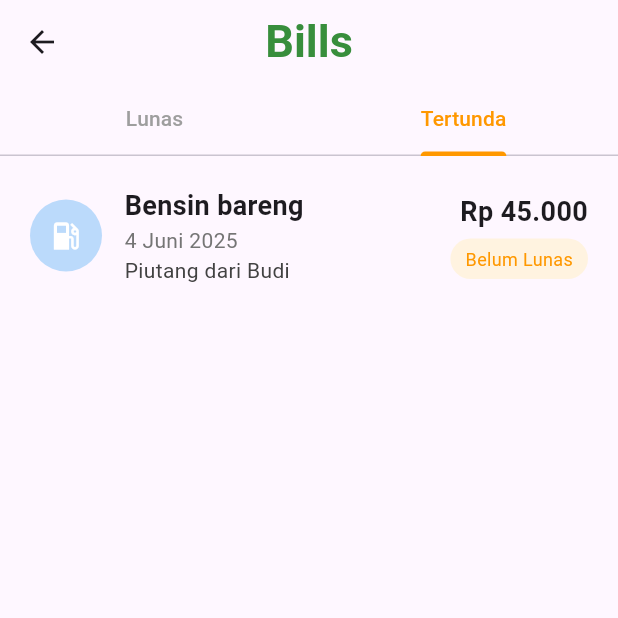
After one commit to Ergiaa/splitin-frontend, a Flutter app: the GroupDetailsPage screen opened by its route, tab 2 chosen, on a phone screen of 412 x 824 dp, the top half of it. The commit adds this screen. Run offline on Flutter 3.47's test engine with Material 3 defaults, Android fonts, the phone set to English and light mode, and no system bars.

Commit message:
Update group detail

```diff
--- a/lib/routes.dart
+++ b/lib/routes.dart
@@ -7,6 +7,7 @@ import 'package:splitin_frontend/views/login_page.dart';
 import 'package:splitin_frontend/views/main_page.dart';
 import 'package:splitin_frontend/views/profile_page.dart';
 import 'package:splitin_frontend/views/register_page.dart';
+import 'package:splitin_frontend/views/group_details_page.dart';
 
 class SplitInRoute{
   static const String main = "/";
@@ -21,6 +22,8 @@ class SplitInRoute{
   static const String bill_item = "/bill-item";
   static const String scan = "/bill-item/scan";
   static const String add_participant = "/bill-item/add-participants";
+
+  static const String group_details = "/groups/group-details";
 
 
   static Route<dynamic> generateRoute(RouteSettings settings){
@@ -39,6 +42,8 @@ class SplitInRoute{
         return MaterialPageRoute(builder: (_) => ProfilePage());
       case bill_item:
         return MaterialPageRoute(builder: (_) => BillItemsPage());
+      case group_details:
+        return MaterialPageRoute(builder: (_) => GroupDetailsPage());
       default:
         return MaterialPageRoute(builder: (_) => MainPage());
     }
--- /dev/null
+++ b/lib/views/group_details_page.dart
@@ -0,0 +1,134 @@
+import 'package:flutter/material.dart';
+import 'package:provider/provider.dart';
+import 'package:splitin_frontend/models/provider.dart';
+import 'package:splitin_frontend/widgets/bottom_navigation_bar.dart';
+import 'package:splitin_frontend/widgets/floating_action_button.dart';
+import 'package:splitin_frontend/widgets/history_card.dart';
+
+class GroupDetailsPage extends StatefulWidget {
+  const GroupDetailsPage({super.key});
+
+  @override
+  State<StatefulWidget> createState() => _GroupDetailsPageState();
+}
+
+class _GroupDetailsPageState extends State<GroupDetailsPage> with TickerProviderStateMixin {
+  late TabController _tabController;
+
+  @override
+  void initState() {
+    super.initState();
+    _tabController = TabController(length: 2, vsync: this);
+  }
+
+  @override
+  Widget build(BuildContext context) {
+    return Consumer<ProviderModel>(
+      builder: (context, value, child) => Scaffold(
+        appBar: AppBar(
+          automaticallyImplyLeading: false,
+          titleSpacing: 0,
+          leading: IconButton(icon: Icon(Icons.arrow_back), onPressed: (){
+            Navigator.pop(context);
+          }),
+          centerTitle: true,
+          title: Padding(
+            padding: const EdgeInsets.symmetric(horizontal: 30),
+
+            child: Text(
+                  "Bills",
+                  textAlign: TextAlign.center,
+                  style: TextStyle(
+                    color: Color(0xFF388E3C),
+                    fontWeight: FontWeight.bold,
+                    fontSize: 30,
+
+                  ),
+                )
+          ),
+          bottom: TabBar(
+            controller: _tabController,
+            labelColor: Colors.orange,
+            unselectedLabelColor: Colors.grey,
+            indicatorColor: Colors.orange,
+            tabs: const [
+              Tab(text: "Lunas"),
+              Tab(text: "Tertunda"),
+            ],
+          ),
+        ),
+        body: TabBarView(
+          controller: _tabController,
+          children: [
+            ListView.separated(
+              padding: const EdgeInsets.symmetric(vertical: 10),
+              itemCount: 2,
+              itemBuilder: (context, index) {
+                final cards = [
+                  const HistoryCard(
+                    title: "Nobar Jumbo",
+                    date: "21 Mei 2025",
+                    description: "Utang kamu ke Tony Stark",
+                    totalAmount: "Rp 100.000",
+                    icon: Icons.movie,
+                    iconColor: Colors.white,
+                    iconBackgroundColor: Colors.orange,
+                    statusText: "Sudah Lunas",
+                    statusBackgroundColor: Color(0xFFDFF5E3),
+                    statusTextColor: Color(0xFF4CAF50),
+                  ),
+                  const HistoryCard(
+                    title: "Telur gulung depan ITS",
+                    date: "30 Mei 2025",
+                    description: "Utang kamu ke Amba",
+                    totalAmount: "Rp 1.000.000",
+                    icon: Icons.fastfood,
+                    iconColor: Colors.white,
+                    iconBackgroundColor: Colors.orange,
+                    statusText: "Sudah Lunas",
+                    statusBackgroundColor: Color(0xFFDFF5E3),
+                    statusTextColor: Color(0xFF4CAF50),
+                  ),
+                ];
+                return cards[index];
+              },
+              separatorBuilder: (context, index) => const Divider(
+                color: Colors.grey,
+                thickness: 1,
+                indent: 16,
+                endIndent: 16,
+              ),
+            ),
+            ListView.separated(
+              padding: const EdgeInsets.symmetric(vertical: 10),
+              itemCount: 1,
+              itemBuilder: (context, index) {
+                final cards = [
+                  const HistoryCard(
+                    title: "Bensin bareng",
+                    date: "4 Juni 2025",
+                    description: "Piutang dari Budi",
+                    totalAmount: "Rp 45.000",
+                    icon: Icons.local_gas_station,
+                    iconColor: Colors.white,
+                    iconBackgroundColor: Colors.blue,
+                    statusText: "Belum Lunas",
+                    statusBackgroundColor: Color(0xFFFFF3E0),
+                    statusTextColor: Color(0xFFFF9800),
+                  ),
+                ];
+                return cards[index];
+              },
+              separatorBuilder: (context, index) => const Divider(
+                color: Colors.grey,
+                thickness: 1,
+                indent: 16,
+                endIndent: 16,
+              ),
+            ),
+          ],
+        ),
+      ),
+    );
+  }
+}
--- a/lib/views/group_page.dart
+++ b/lib/views/group_page.dart
@@ -77,6 +77,7 @@ class _GroupPageState extends State<GroupPage> {
                     memberImages: List<String>.from(group['members']),
                     onTap: () {
                       // Implement navigation to group detail
+                      Navigator.pushNamed(context, "/groups/group-details");
                     },
                   );
                 },
```
